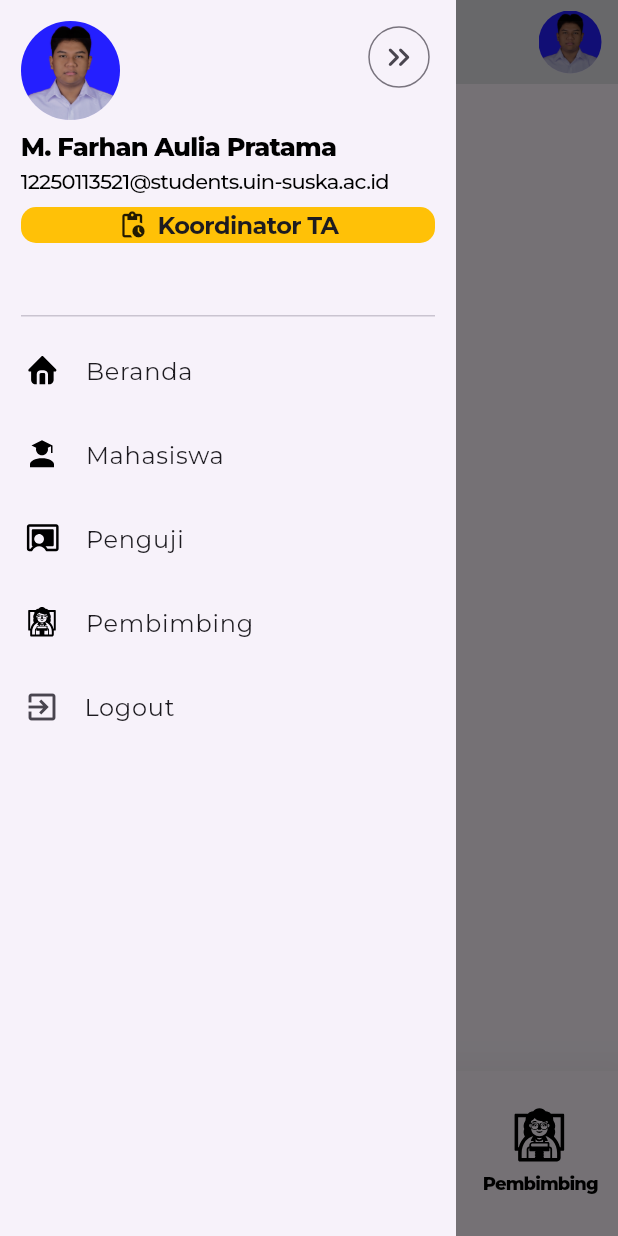
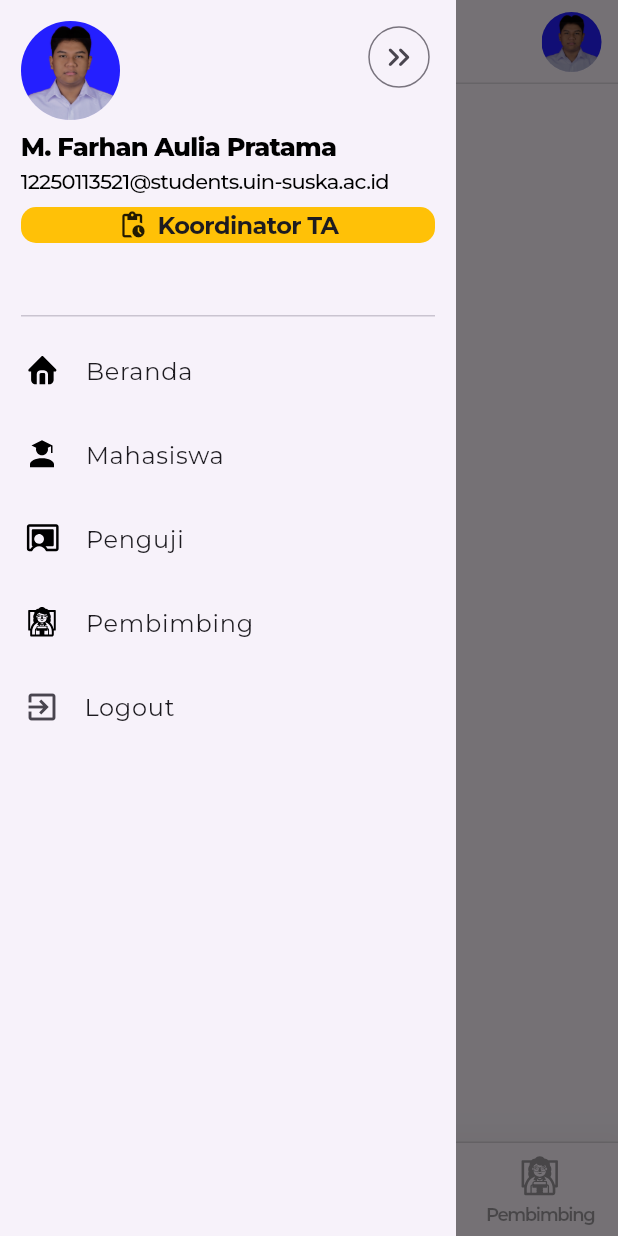
Before and after one commit to MFarhanZ1/siptatif-flutter-app, a Flutter app: the screen it shows after launch, with the side drawer open, on a phone screen of 412 x 824 dp. Run offline on Flutter 3.47's test engine with Material 3 defaults, Android fonts, the phone set to English and light mode, and no system bars; our stand-ins replace flutter_svg, google_fonts; project files that could hold a hidden picture were left out.

Commit message:
adding scroll view in register form, changing an offside bigger bottom bar into simply ui bottom bar, adjusting top bar size, and all widget

```diff
--- a/lib/screens/main_screen.dart
+++ b/lib/screens/main_screen.dart
@@ -1,3 +1,4 @@
+import 'package:flutter/cupertino.dart';
 import 'package:flutter/material.dart';
 import 'package:siptatif_app/dialogs/preview_profile_pict.dart';
 
@@ -10,7 +11,6 @@ import 'package:siptatif_app/screens/pembimbing_screen.dart';
 import 'package:siptatif_app/datas/user_data.dart';
 
 import 'package:flutter_svg/flutter_svg.dart';
-import 'package:google_fonts/google_fonts.dart';
 
 class MainScreen extends StatefulWidget {
   const MainScreen({super.key});
@@ -24,9 +24,9 @@ class _MainScreenState extends State<MainScreen> {
 
   List<Widget> _widgetBody = [
     HomeScreen(),
-    MahasiswaScreen(),
-    PengujiScreen(),
-    PembimbingScreen(),
+    const MahasiswaScreen(),
+    const PengujiScreen(),
+    const PembimbingScreen(),
   ];
 
   @override
@@ -69,35 +69,87 @@ class _MainScreenState extends State<MainScreen> {
     });
   }
 
-  SizedBox _bottomNavigationBar() {
-    return SizedBox(
-      height: 110,
+  Container _bottomNavigationBar() {
+    return Container(
+      decoration: const BoxDecoration(
+        border: Border(
+          top:
+            BorderSide(
+              color: Colors.black12,
+              width: 1.0
+            )
+        )
+      ),
+
       child: BottomNavigationBar(
 
         elevation: 30,
-        selectedItemColor: Colors.amber,
         currentIndex: _selectedIndex,
         onTap: _onItemTapped,
         type: BottomNavigationBarType.fixed,
 
-        showSelectedLabels: false,
-        showUnselectedLabels: false,
+        showSelectedLabels: true,
+        showUnselectedLabels: true,
 
         items: [
-          _bottomBarItem(
+          _botBarItem(
               icon: "assets/svgs/beranda-icon.svg",
               label: "Beranda"),
-          _bottomBarItem(
+          _botBarItem(
               icon: "assets/svgs/mahasiswa-icon.svg",
               label: "Mahasiswa"),
-          _bottomBarItem(
+          _botBarItem(
               icon: "assets/svgs/penguji-icon.svg",
               label: "Penguji"),
-          _bottomBarItem(
+          _botBarItem(
               icon: "assets/svgs/pembimbing-icon.svg",
               label: "Pembimbing"),
         ],
+
+        useLegacyColorScheme: false,
+
+        selectedFontSize: 12,
+        unselectedFontSize: 12,
+
+        selectedIconTheme: const IconThemeData(
+          color: Colors.black,
+        ),
+        unselectedIconTheme: const IconThemeData(
+            color: Colors.black26,
+        ),
+
+        selectedLabelStyle: const TextStyle(
+          color: Colors.black,
+          fontFamily: "Montserrat-SemiBold",
+          letterSpacing: -0.9,
+        ),
+
+        unselectedLabelStyle: const TextStyle(
+            color: Colors.black38,
+            fontFamily: "Montserrat-SemiBold",
+            letterSpacing: -0.9,
+        ),
       ),
+    );
+  }
+
+  BottomNavigationBarItem _botBarItem({required String icon, required String label}){
+    return BottomNavigationBarItem(
+      icon: SvgPicture.asset(icon, width: 33, color: Colors.black38,),
+      activeIcon: Container(
+          width: 70,
+          decoration: BoxDecoration(
+            borderRadius: BorderRadius.circular(15),
+            color: Colors.purple[50],
+          ),
+          child:
+            SvgPicture.asset(
+              icon,
+              width: 33,
+              color: Colors.black,
+            ),
+      ),
+      label: label
     );
   }
 
@@ -193,12 +245,12 @@ class _MainScreenState extends State<MainScreen> {
             width: 3.0,
           ),
 
-          Text(
+          const Text(
             'SIPTATIF',
-            style: GoogleFonts.montserrat(
-              fontWeight: FontWeight.bold,
+            style: TextStyle(
+              fontFamily: "Montserrat-Bold",
               fontSize: 24.0,
-              letterSpacing: -0.8,
+              letterSpacing: -0.9,
             ),
           )
         ],
@@ -256,9 +308,9 @@ class _MainScreenState extends State<MainScreen> {
 
           child: CircleAvatar(
             backgroundImage: AssetImage(
-                "${userData.profilePict}"
+                userData.profilePict
             ),
-            radius: 21,
+            radius: 20,
           ),
         ),
         // Icon(
@@ -273,15 +325,15 @@ class _MainScreenState extends State<MainScreen> {
 
       ],
 
-      // shape: const Border(
-      //   bottom: BorderSide(
-      //       color: Colors.black,
-      //       width: 1.0
-      //   ),
-      // ),
+      shape: const Border(
+        bottom: BorderSide(
+            color: Colors.black12,
+            width: 1.0
+        ),
+      ),
 
-      backgroundColor: Colors.grey[200],
-      elevation: 3,
+      // backgroundColor: Colors.grey[200],
+      // elevation: 1,
     );
   }
 
@@ -360,7 +412,7 @@ class _MainScreenState extends State<MainScreen> {
                         child: Row(
                           mainAxisAlignment: MainAxisAlignment.center,
                           children: [
-                            Icon(Icons.pending_actions, size: 20,),
+                            const Icon(Icons.pending_actions, size: 20,),
                             Container(width: 7,),
                             Text('${userData.roles}',
                               style: const TextStyle(
--- a/lib/screens/register_screen.dart
+++ b/lib/screens/register_screen.dart
@@ -15,12 +15,16 @@ class _RegisterScreenState extends State<RegisterScreen> {
   @override
   Widget build(BuildContext context) {
     return Scaffold(
-      resizeToAvoidBottomInset : false,
+      resizeToAvoidBottomInset : true,
       backgroundColor: Colors.white,
-      body: Column(
+      body: SingleChildScrollView(
+        child: Column(
           mainAxisAlignment: MainAxisAlignment.center,
           crossAxisAlignment: CrossAxisAlignment.center,
           children: [
+            const SizedBox(
+              height: 50,
+            ),
             Center(child: Image.asset("assets/img/siptatif-banner-intro-page.jpg",width: 338,)),
 
             Container(
@@ -159,7 +163,7 @@ class _RegisterScreenState extends State<RegisterScreen> {
             ),
 
             SizedBox(
-            height: 32,
+              height: 30,
             ),
 
             TextButton(
@@ -185,7 +189,12 @@ class _RegisterScreenState extends State<RegisterScreen> {
               height: 6,
             ),
 
+            const SizedBox(
+              height: 30,
+            ),
+
           ],
+        ),
       ),
     );
   }
```
Lines whose indentation alone changed are shown as unchanged.
